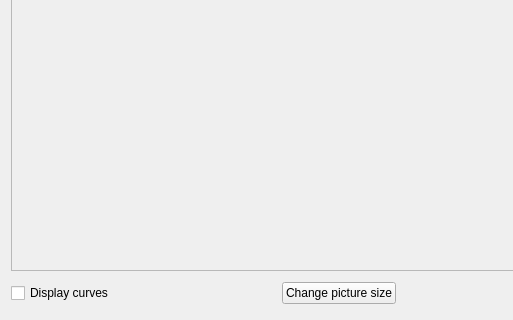
Old version of the form previewform.ui in the repository 607011/vstripe; both pictures show x 0 to 513 and y 194 to 514 of the 799 by 514 pixel window.
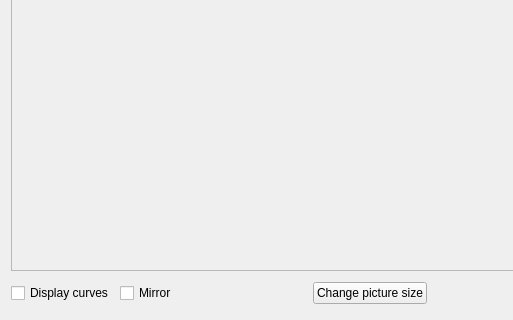
New version of the form.

```diff
--- a/previewform.ui
+++ b/previewform.ui
@@ -286,6 +286,13 @@
          </property>
         </widget>
        </item>
+       <item>
+        <widget class="QCheckBox" name="checkBoxMirror">
+         <property name="text">
+          <string>Mirror</string>
+         </property>
+        </widget>
+       </item>
        <item>
         <spacer name="horizontalSpacer_2">
          <property name="orientation">
```
